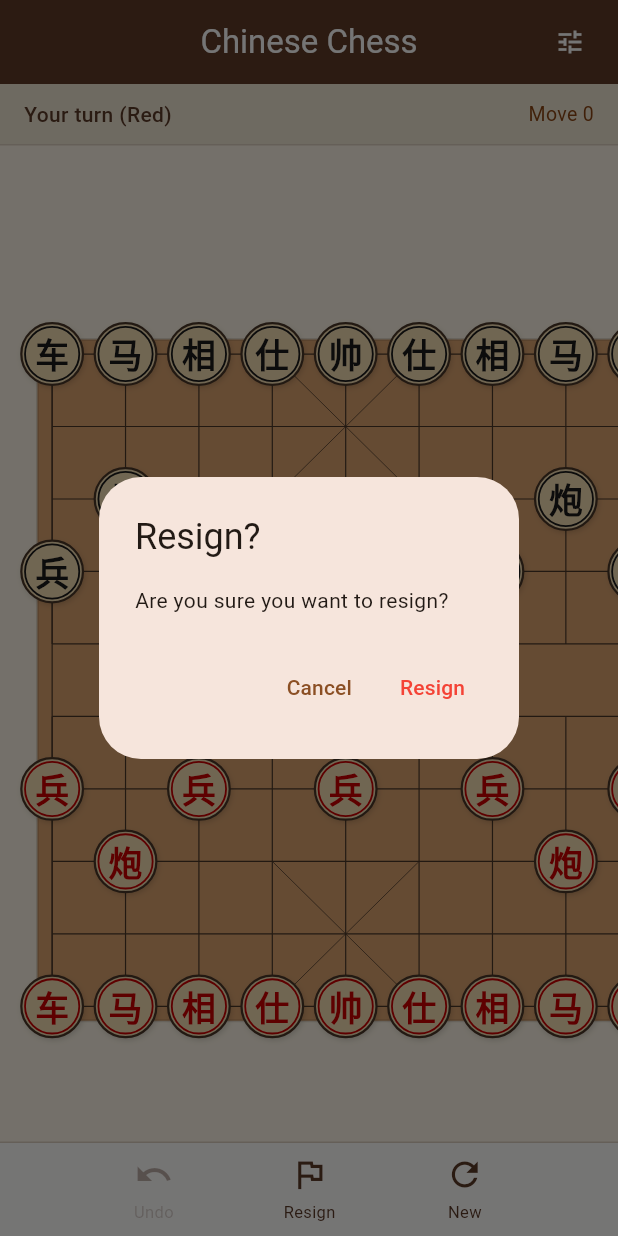
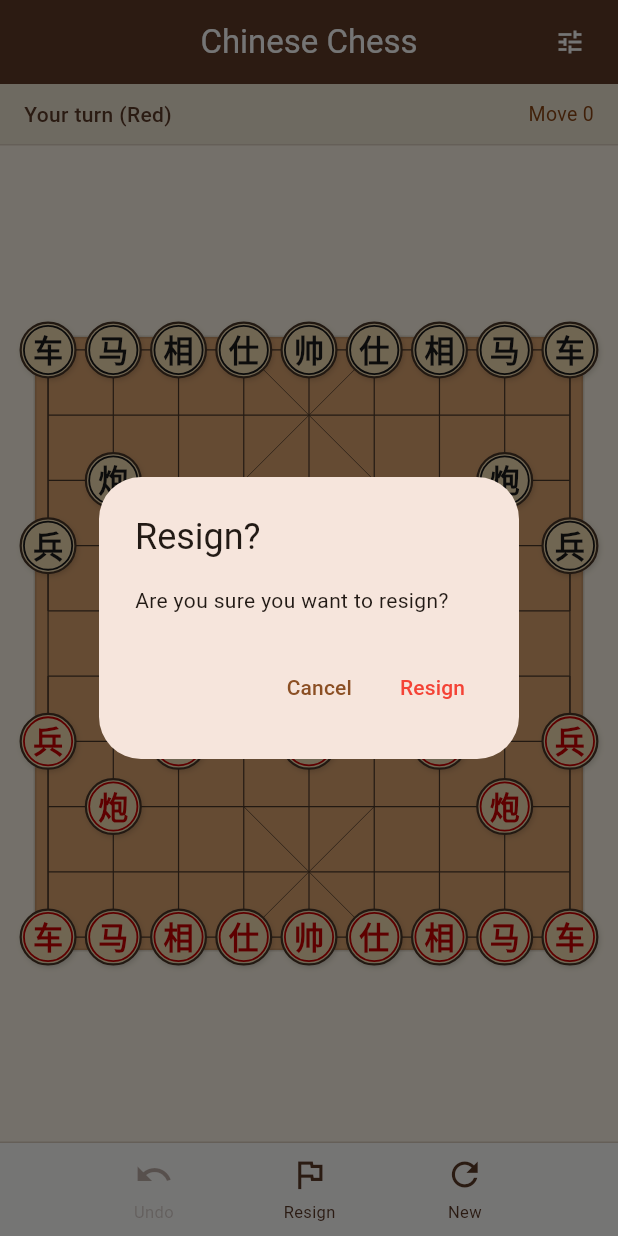
Before and after one commit to Niever-ye/board_master, a Flutter app: the ChessBoardScreen screen opened by its route, after a tap on "Resign", on a phone screen of 412 x 824 dp. Run offline on Flutter 3.47's test engine with Material 3 defaults, Android fonts, the phone set to English and light mode, and no system bars; our stand-ins replace flutter_riverpod, go_router, sqflite; accounts and stored records are empty.

Commit message:
Fix chess board bottom row untappable — unify cell sizing
Widget height was 9*cellH but bottom row intersection was at
pad(cellW*0.5) + 9*cellH, falling outside the widget bounds.
Now uses a unified cellSize for both axes with proper padding:
widget = cellSize*9 wide × cellSize*10 tall, intersections at
pad + col*cellSize / pad + row*cellSize, all within bounds.

Co-Authored-By: Claude Opus 4.7 <noreply@anthropic.com>

```diff
--- a/lib/ui/chess/chess_board_painter.dart
+++ b/lib/ui/chess/chess_board_painter.dart
@@ -24,16 +24,15 @@ class ChessBoardPainter extends CustomPainter {
 
   @override
   void paint(Canvas canvas, Size size) {
-    final cellW = size.width / 8.0;
-    final cellH = size.height / 9.0;
-    final padding = cellW * 0.5;
-    final boardW = cellW * 8;
-    final boardH = cellH * 9;
+    final cellSize = size.width / 9.0;
+    final pad = cellSize * 0.5;
+    final boardW = cellSize * 8;
+    final boardH = cellSize * 9;
 
     // Board background
     final boardRect = RRect.fromRectAndRadius(
-      Rect.fromLTWH(padding - cellW * 0.2, padding - cellH * 0.2,
-          boardW + cellW * 0.4, boardH + cellH * 0.4),
+      Rect.fromLTWH(pad - cellSize * 0.2, pad - cellSize * 0.2,
+          boardW + cellSize * 0.4, boardH + cellSize * 0.4),
       const Radius.circular(4),
     );
     canvas.drawRRect(boardRect, Paint()..color = AppTheme.woodBoard);
@@ -47,82 +46,82 @@ class ChessBoardPainter extends CustomPainter {
 
     // Horizontal lines
     for (int i = 0; i < 10; i++) {
-      final y = padding + i * cellH;
-      canvas.drawLine(Offset(padding, y), Offset(padding + boardW, y), gridPaint);
+      final y = pad + i * cellSize;
+      canvas.drawLine(Offset(pad, y), Offset(pad + boardW, y), gridPaint);
     }
 
     // Vertical lines (top half, gap at river, bottom half)
     for (int i = 0; i < 9; i++) {
-      final x = padding + i * cellW;
+      final x = pad + i * cellSize;
       // Top half (rows 0-4)
-      canvas.drawLine(Offset(x, padding), Offset(x, padding + 4 * cellH), gridPaint);
+      canvas.drawLine(Offset(x, pad), Offset(x, pad + 4 * cellSize), gridPaint);
       // Bottom half (rows 5-9)
-      canvas.drawLine(Offset(x, padding + 5 * cellH), Offset(x, padding + 9 * cellH), gridPaint);
+      canvas.drawLine(Offset(x, pad + 5 * cellSize), Offset(x, pad + 9 * cellSize), gridPaint);
     }
 
     // Left and right border lines cross the river
     canvas.drawLine(
-      Offset(padding, padding), Offset(padding, padding + 9 * cellH), gridPaint);
+      Offset(pad, pad), Offset(pad, pad + 9 * cellSize), gridPaint);
     canvas.drawLine(
-      Offset(padding + boardW, padding),
-      Offset(padding + boardW, padding + 9 * cellH),
+      Offset(pad + boardW, pad),
+      Offset(pad + boardW, pad + 9 * cellSize),
       gridPaint,
     );
 
     // Palace diagonals
-    _drawPalace(canvas, padding, cellW, cellH, 0); // Black palace (top)
-    _drawPalace(canvas, padding, cellW, cellH, 7); // Red palace (bottom)
+    _drawPalace(canvas, pad, cellSize, 0); // Black palace (top)
+    _drawPalace(canvas, pad, cellSize, 7); // Red palace (bottom)
 
     // River text
-    final riverY = padding + 4.5 * cellH;
+    final riverY = pad + 4.5 * cellSize;
     final tp = TextPainter(
       text: TextSpan(
         text: '楚  河　　　　漢  界',
         style: TextStyle(
           color: AppTheme.gridLine.withAlpha(160),
-          fontSize: cellH * 0.45,
+          fontSize: cellSize * 0.45,
           fontWeight: FontWeight.w500,
         ),
       ),
       textDirection: TextDirection.ltr,
     )..layout();
-    tp.paint(canvas, Offset(padding + (boardW - tp.width) / 2, riverY - tp.height / 2));
+    tp.paint(canvas, Offset(pad + (boardW - tp.width) / 2, riverY - tp.height / 2));
 
     // Last move highlight
     if (lastFromIdx != null) {
       final (r, c) = position.coord(lastFromIdx!);
-      _drawHighlight(canvas, padding + c * cellW, padding + r * cellH, cellW, cellH,
+      _drawHighlight(canvas, pad + c * cellSize, pad + r * cellSize, cellSize, cellSize,
           Colors.yellow.withAlpha(80));
     }
     if (lastToIdx != null) {
       final (r, c) = position.coord(lastToIdx!);
-      _drawHighlight(canvas, padding + c * cellW, padding + r * cellH, cellW, cellH,
+      _drawHighlight(canvas, pad + c * cellSize, pad + r * cellSize, cellSize, cellSize,
           Colors.yellow.withAlpha(120));
     }
 
     // Selected piece highlight
     if (selectedIndex != null) {
       final (r, c) = position.coord(selectedIndex!);
-      _drawHighlight(canvas, padding + c * cellW, padding + r * cellH, cellW, cellH,
+      _drawHighlight(canvas, pad + c * cellSize, pad + r * cellSize, cellSize, cellSize,
           Colors.green.withAlpha(100));
     }
 
     // Legal move indicators
     for (final idx in legalMoveIndices) {
       final (r, c) = position.coord(idx);
-      final x = padding + c * cellW;
-      final y = padding + r * cellH;
+      final x = pad + c * cellSize;
+      final y = pad + r * cellSize;
       if (position.board[idx] != 0) {
         // Capture indicator
         canvas.drawCircle(
           Offset(x, y),
-          cellW * 0.42,
+          cellSize * 0.42,
           Paint()..color = Colors.red.withAlpha(60)..style = PaintingStyle.stroke..strokeWidth = 2.5,
         );
       } else {
         canvas.drawCircle(
           Offset(x, y),
-          cellW * 0.15,
+          cellSize * 0.15,
           Paint()..color = Colors.green.withAlpha(120),
         );
       }
@@ -133,19 +132,19 @@ class ChessBoardPainter extends CustomPainter {
       for (int c = 0; c < 9; c++) {
         final piece = position.pieceAt(r, c);
         if (piece == 0) continue;
-        _drawPiece(canvas, padding + c * cellW, padding + r * cellH, cellW * 0.42, piece);
+        _drawPiece(canvas, pad + c * cellSize, pad + r * cellSize, cellSize * 0.42, piece);
       }
     }
   }
 
-  void _drawPalace(Canvas canvas, double padding, double cellW, double cellH, int topRow) {
+  void _drawPalace(Canvas canvas, double pad, double cellSize, int topRow) {
     final paint = Paint()
       ..color = AppTheme.gridLine
       ..strokeWidth = 0.5;
-    final x1 = padding + 3 * cellW;
-    final y1 = padding + topRow * cellH;
-    final x2 = padding + 5 * cellW;
-    final y2 = padding + (topRow + 2) * cellH;
+    final x1 = pad + 3 * cellSize;
+    final y1 = pad + topRow * cellSize;
+    final x2 = pad + 5 * cellSize;
+    final y2 = pad + (topRow + 2) * cellSize;
     canvas.drawLine(Offset(x1, y1), Offset(x2, y2), paint);
     canvas.drawLine(Offset(x2, y1), Offset(x1, y2), paint);
   }
--- a/lib/ui/chess/chess_board_screen.dart
+++ b/lib/ui/chess/chess_board_screen.dart
@@ -49,12 +49,12 @@ class _ChessBoardScreenState extends ConsumerState<ChessBoardScreen> {
               builder: (context, constraints) {
                 final boardW = constraints.maxWidth * 0.95;
                 final boardH = constraints.maxHeight * 0.95;
-                final size = boardW < boardH ? boardW : boardH;
-                final aspectRatio = 9.0 / 10.0; // 9 cols / 10 rows
-                final w = size;
-                final h = w / aspectRatio;
-                final actualH = h < boardH ? h : boardH;
-                final actualW = actualH * aspectRatio;
+                // 9 cells across (8 intervals + padding), 10 cells high (9 intervals + padding)
+                final cellFromW = boardW / 9.0;
+                final cellFromH = boardH / 10.0;
+                final cellSize = cellFromW < cellFromH ? cellFromW : cellFromH;
+                final actualW = cellSize * 9;
+                final actualH = cellSize * 10;
 
                 return Center(
                   child: SizedBox(
@@ -66,11 +66,9 @@ class _ChessBoardScreenState extends ConsumerState<ChessBoardScreen> {
                             game.status != ChessGameStatus.playing) {
                           return;
                         }
-                        final cellW = actualW / 8.0;
-                        final cellH = actualH / 9.0;
-                        final padding = cellW * 0.5;
-                        final col = ((details.localPosition.dx - padding) / cellW).round();
-                        final row = ((details.localPosition.dy - padding) / cellH).round();
+                        final pad = cellSize * 0.5;
+                        final col = ((details.localPosition.dx - pad) / cellSize).round();
+                        final row = ((details.localPosition.dy - pad) / cellSize).round();
                         if (row >= 0 && row < 10 && col >= 0 && col < 9) {
                           ref.read(chessGameProvider.notifier).tapSquare(row, col);
                         }
```
